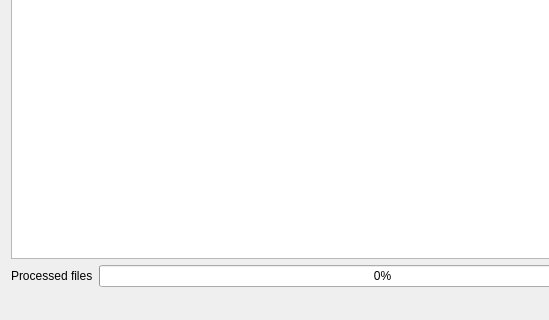
The window that QtProject/mainwindow.ui (theophanemayaud/video-simili-duplicate-cleaner) describes before a commit, drawn with Qt 5; both pictures show x 0 to 549 and y 322 to 642 of the 677 by 642 pixel window.
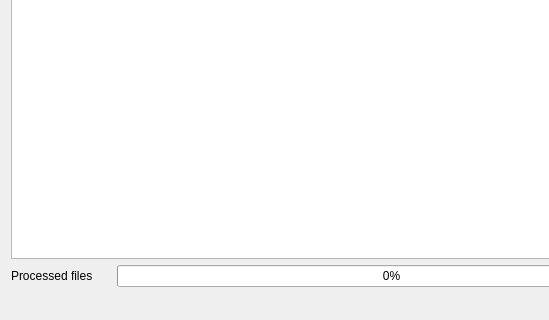
The same window after the commit.

Commit message: chore(ui): add space for video found count

What changed in the file:
```diff
--- a/QtProject/mainwindow.ui
+++ b/QtProject/mainwindow.ui
@@ -392,6 +392,18 @@
       </property>
       <item>
        <widget class="QLabel" name="processedFiles">
+        <property name="sizePolicy">
+         <sizepolicy hsizetype="Minimum" vsizetype="Preferred">
+          <horstretch>0</horstretch>
+          <verstretch>0</verstretch>
+         </sizepolicy>
+        </property>
+        <property name="minimumSize">
+         <size>
+          <width>100</width>
+          <height>0</height>
+         </size>
+        </property>
         <property name="text">
          <string>Processed files</string>
         </property>
```
The commit also changes 2 other files.
